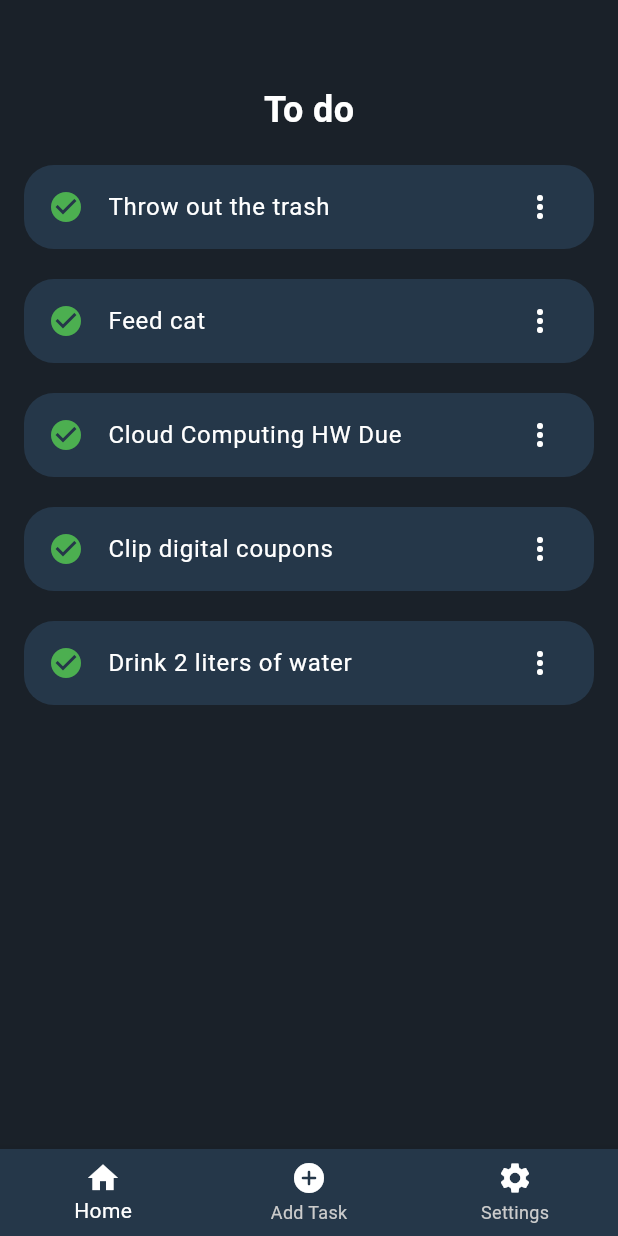
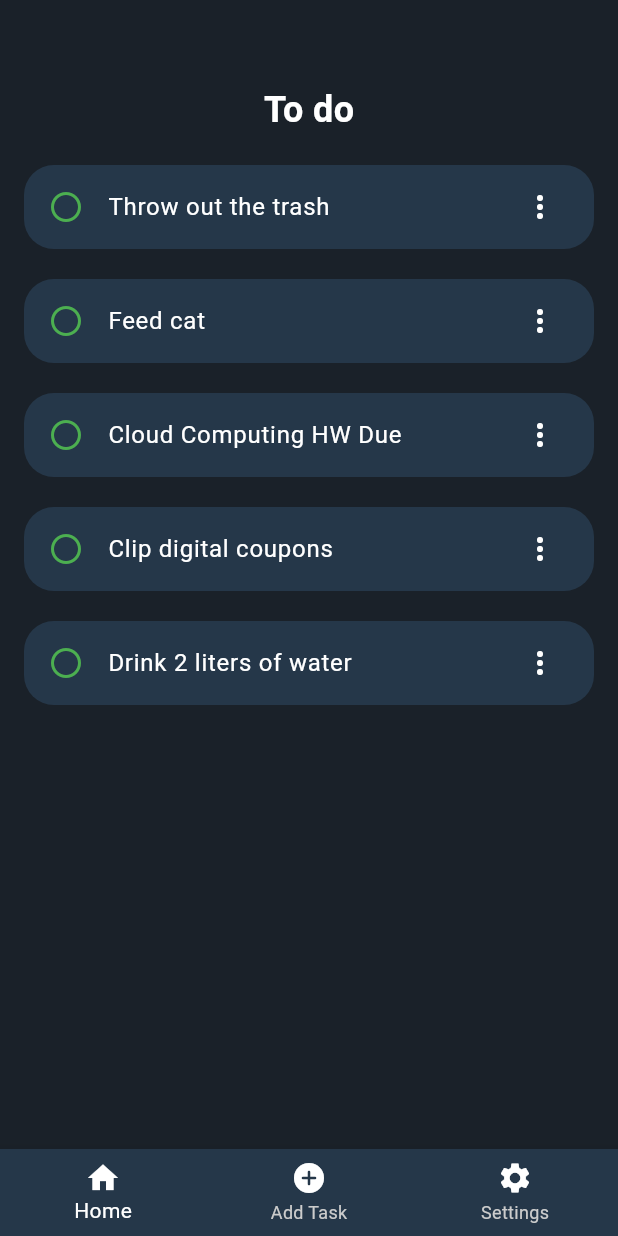
Before and after one commit to CSC-4350-SP2024/Team10, a Flutter app: the screen it shows after launch, on a phone screen of 412 x 824 dp. Run offline on Flutter 3.47's test engine with Material 3 defaults, Android fonts, the phone set to English and light mode, and no system bars.

Commit message:
Additional screen boilerplates added
Checkbox UI functionality. Each individual task has its own state tracked by app. Changes when user taps on check circle.

```diff
--- a/lib/home.dart
+++ b/lib/home.dart
@@ -1,11 +1,11 @@
 import 'package:flutter/material.dart';
 
-class HomepageScreen extends StatefulWidget {
+class HomeScreen extends StatefulWidget {
   @override
-  State<HomepageScreen> createState() => _HomepageScreenState();
+  State<HomeScreen> createState() => _HomeScreenState();
 }
 
-class _HomepageScreenState extends State<HomepageScreen> {
+class _HomeScreenState extends State<HomeScreen> {
   int _navIndex = 0;
 
   void _onItemTapped(int index) {
@@ -15,7 +15,7 @@ class _HomepageScreenState extends State<HomepageScreen> {
   }
 
   Color fontColor = Color.fromARGB(255, 255, 255,
-      255); // Styles for the app are stored in variables. Could be used for app preferences.
+      255); // Styles for the app are stored in variables. Could be used for app preferences. Will replace with theme later.
   Color backgroundColor = Color.fromARGB(255, 26, 33, 41);
   Color navBackgroundColor = Color.fromARGB(255, 37, 55, 73);
 
@@ -34,6 +34,12 @@ class _HomepageScreenState extends State<HomepageScreen> {
     'Go to gym',
     'Get a good nap in before class',
   ];
+
+  List<bool> taskCompletionStatus = List.filled(5,
+      false); // Initial completion status for each task. They are not finished until user does them.
+  Icon checkOff = const Icon(Icons.check_circle_rounded, color: Colors.green);
+  Icon checkOn =
+      const Icon(Icons.radio_button_unchecked_rounded, color: Colors.green);
 
   @override
   Widget build(BuildContext context) {
@@ -76,9 +82,16 @@ class _HomepageScreenState extends State<HomepageScreen> {
                         incompleteTasks[index],
                         style: TextStyle(color: fontColor),
                       ),
-                      leading: const Icon(
-                        Icons.check_circle,
-                        color: Colors.green,
+                      leading: GestureDetector(
+                        onTap: () {
+                          setState(() {
+                            taskCompletionStatus[index] =
+                                !taskCompletionStatus[index];
+                          });
+                        },
+                        child: taskCompletionStatus[index]
+                            ? checkOff
+                            : checkOn, // Change icon based on completion status
                       ),
                       trailing: Icon(
                         Icons.more_vert,
--- a/lib/main.dart
+++ b/lib/main.dart
@@ -1,5 +1,7 @@
 import 'package:flutter/material.dart';
 import 'home.dart';
+import 'addTask.dart';
+import 'settings.dart';
 
 void main() {
   runApp(TaskApp());
@@ -14,7 +16,7 @@ class TaskApp extends StatelessWidget {
       theme: ThemeData(
         primarySwatch: Colors.blue,
       ),
-      home: HomepageScreen(),
+      home: HomeScreen(),
     );
   }
 }
```
Also changed, not shown: lib/settings.dart (added, +15 -0 lines).
